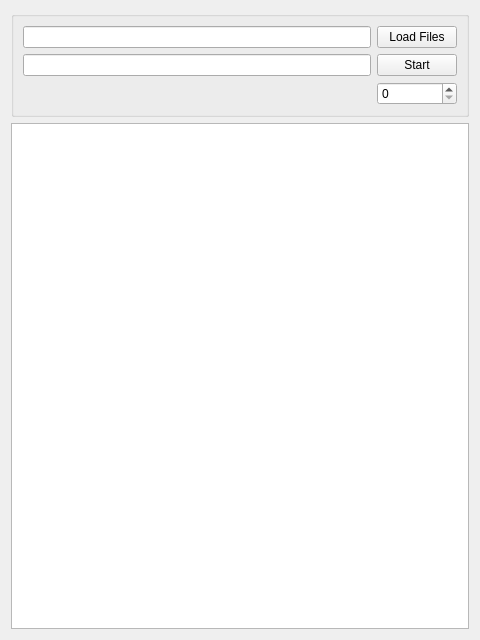
First picture: the form in ReNameUI/batchrename.ui, repository DaemonHuan/SelfTest, before the edit.
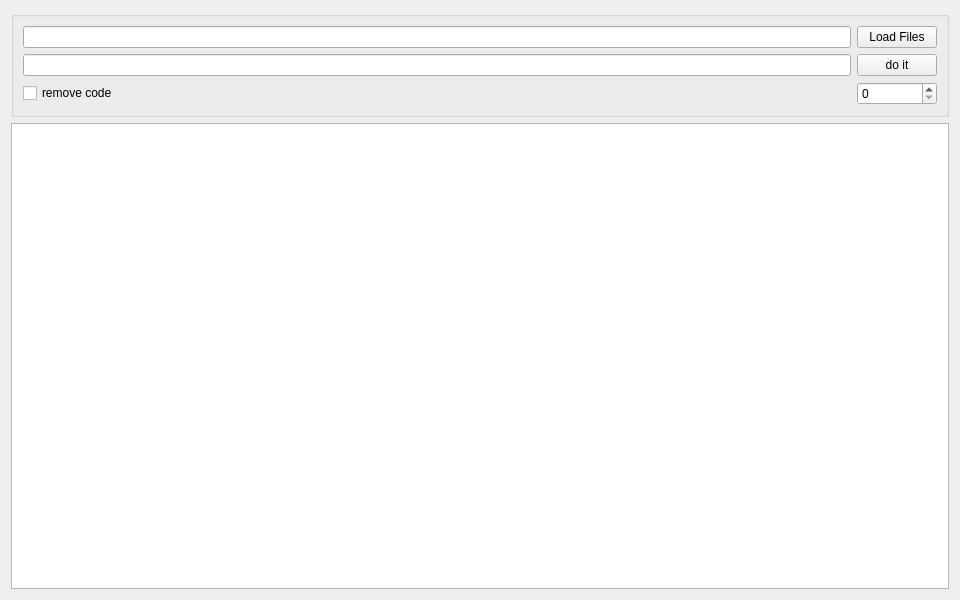
Second picture: the form after the edit.

What changed in the file:
```diff
--- a/ReNameUI/batchrename.ui
+++ b/ReNameUI/batchrename.ui
@@ -6,8 +6,8 @@
    <rect>
     <x>0</x>
     <y>0</y>
-    <width>480</width>
-    <height>640</height>
+    <width>960</width>
+    <height>600</height>
    </rect>
   </property>
   <property name="windowTitle">
@@ -45,13 +45,20 @@
          </sizepolicy>
         </property>
         <property name="text">
-         <string>Start</string>
+         <string>do it</string>
         </property>
        </widget>
       </item>
       <item row="2" column="1">
        <widget class="QSpinBox" name="si_flag"/>
       </item>
+      <item row="2" column="0">
+       <widget class="QCheckBox" name="cb_remove">
+        <property name="text">
+         <string>remove code</string>
+        </property>
+       </widget>
+      </item>
      </layout>
     </widget>
    </item>
```
